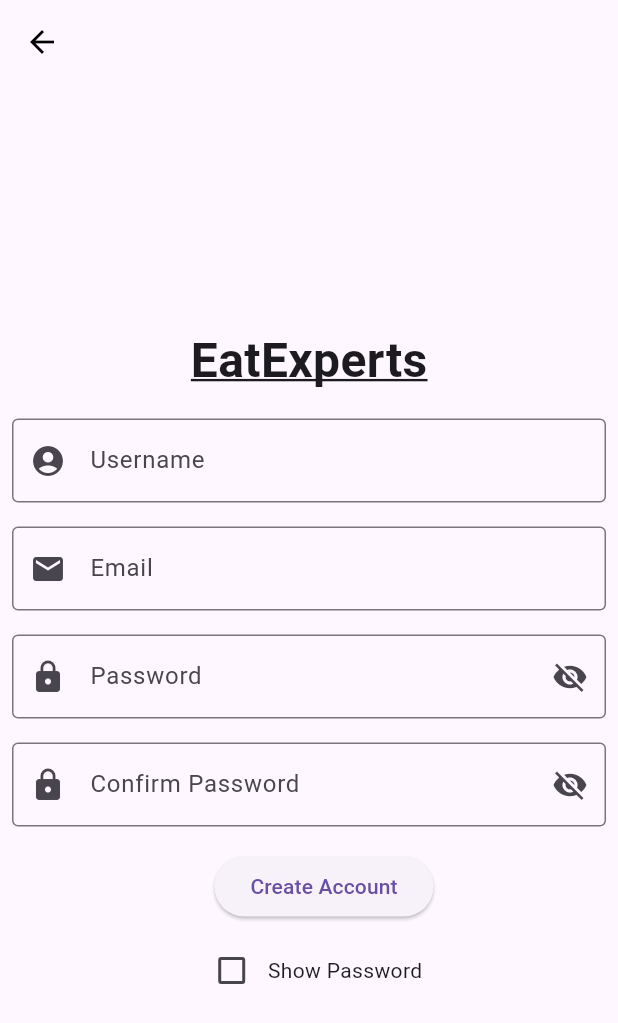
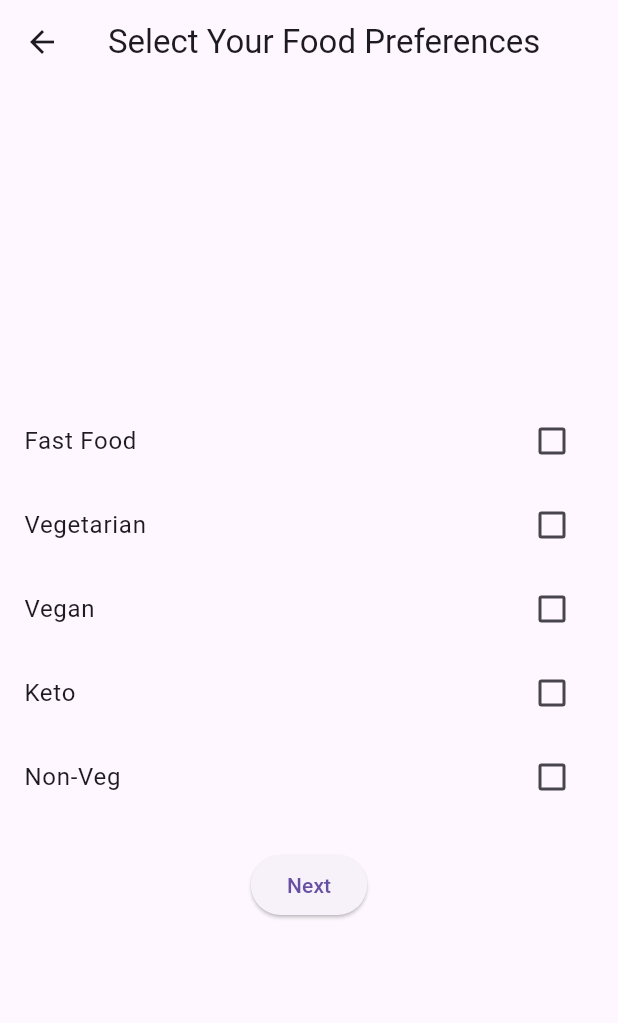
Before and after one commit to DavidOk14/EatExperts, a Flutter app: the SignupPage screen opened by its route, after a tap on "Create Account", on a phone screen of 412 x 824 dp. Shown: the top 1023 px of the screen. Run offline on Flutter 3.47's test engine with Material 3 defaults, Android fonts, the light colour scheme and no system bars; our stand-ins replace firebase_core, location; missing offline and left inert: window_size; accounts and stored records are empty.

Commit message:
Add preferences page and update routing

```diff
--- a/eatexperts/lib/Screens/Login/signup.dart
+++ b/eatexperts/lib/Screens/Login/signup.dart
@@ -15,7 +15,7 @@ class _SignupPageState extends State<SignupPage> {
         leading: IconButton(
           icon: Icon(Icons.arrow_back, color: Colors.black),
           onPressed: () {
-          Navigator.pushNamed(context, '/login');
+            Navigator.pushNamed(context, '/login');
           },
         ),
       ),
@@ -121,7 +121,8 @@ class _SignupPageState extends State<SignupPage> {
                     SizedBox(width: 20),
                     ElevatedButton(
                       onPressed: () {
-                        // Handle sign up
+                        // Handle sign up and navigate to preferences
+                        Navigator.pushNamed(context, '/preferences');
                       },
                       child: Text('Create Account'),
                     ),
--- /dev/null
+++ b/eatexperts/lib/Screens/Preferences/preferences.dart
@@ -0,0 +1,89 @@
+import 'package:flutter/material.dart';
+
+class PreferencesPage extends StatefulWidget {
+  @override
+  _PreferencesPageState createState() => _PreferencesPageState();
+}
+
+class _PreferencesPageState extends State<PreferencesPage> {
+  List<String> preferences = [];
+
+  @override
+  Widget build(BuildContext context) {
+    return Scaffold(
+      appBar: AppBar(
+        title: Text('Select Your Food Preferences'),
+      ),
+      body: Center(
+        child: Column(
+          mainAxisAlignment: MainAxisAlignment.center,
+          children: <Widget>[
+            CheckboxListTile(
+              title: Text('Fast Food'),
+              value: preferences.contains('Fast Food'),
+              onChanged: (bool? value) {
+                setState(() {
+                  value == true
+                      ? preferences.add('Fast Food')
+                      : preferences.remove('Fast Food');
+                });
+              },
+            ),
+            CheckboxListTile(
+              title: Text('Vegetarian'),
+              value: preferences.contains('Vegetarian'),
+              onChanged: (bool? value) {
+                setState(() {
+                  value == true
+                      ? preferences.add('Vegetarian')
+                      : preferences.remove('Vegetarian');
+                });
+              },
+            ),
+            CheckboxListTile(
+              title: Text('Vegan'),
+              value: preferences.contains('Vegan'),
+              onChanged: (bool? value) {
+                setState(() {
+                  value == true
+                      ? preferences.add('Vegan')
+                      : preferences.remove('Vegan');
+                });
+              },
+            ),
+            CheckboxListTile(
+              title: Text('Keto'),
+              value: preferences.contains('Keto'),
+              onChanged: (bool? value) {
+                setState(() {
+                  value == true
+                      ? preferences.add('Keto')
+                      : preferences.remove('Keto');
+                });
+              },
+            ),
+            CheckboxListTile(
+              title: Text('Non-Veg'),
+              value: preferences.contains('Non-Veg'),
+              onChanged: (bool? value) {
+                setState(() {
+                  value == true
+                      ? preferences.add('Non-Veg')
+                      : preferences.remove('Non-Veg');
+                });
+              },
+            ),
+            SizedBox(height: 20),
+            ElevatedButton(
+              onPressed: () {
+                // Save preferences and navigate to home page
+                Navigator.pushNamed(context, '/home');
+              },
+              child: Text('Next'),
+            ),
+          ],
+        ),
+      ),
+    );
+  }
+}
--- a/eatexperts/lib/main.dart
+++ b/eatexperts/lib/main.dart
@@ -2,6 +2,8 @@
 import 'package:eatexperts/Screens/Login/signup.dart';
 import 'package:eatexperts/Screens/Login/login.dart';
 import 'package:eatexperts/Screens/Startup/SplashScreen.dart';
+import 'package:eatexperts/Screens/Preferences/preferences.dart';
+import 'package:eatexperts/Screens/Home/home.dart'; // Add import for Home Page
 
 // Window Management
 import 'package:flutter/foundation.dart';
@@ -12,41 +14,35 @@ import 'dart:io' show Platform;
 // Firebase
 import 'package:firebase_core/firebase_core.dart';
 
-
-Future<void> main() async
-{
+Future<void> main() async {
   WidgetsFlutterBinding.ensureInitialized();
   setDesktopWindowSize();
 
   //await Firebase.initializeApp();
 
-
   runApp(EatExperts());
 }
 
-Future<void> setDesktopWindowSize() async
-{
+Future<void> setDesktopWindowSize() async {
   // If running on a non-Mobile Device set size of window
-    if(!(Platform.isIOS || Platform.isAndroid || kIsWeb))
-    {
+  if (!(Platform.isIOS || Platform.isAndroid || kIsWeb)) {
     setWindowTitle("EatExperts");
     setWindowMinSize(const Size(540, 960));
     setWindowMaxSize(const Size(540, 960));
   }
 }
 
-class EatExperts extends StatelessWidget
-{
+class EatExperts extends StatelessWidget {
   @override
-  Widget build(BuildContext context)
-  {
+  Widget build(BuildContext context) {
     return MaterialApp(
       debugShowCheckedModeBanner: false,
       routes: {
         '/login': (context) => LoginPage(),
         '/signup': (context) => SignupPage(),
         '/splashscreen': (context) => SplashScreen(),
-        // Other routes if any
+        '/preferences': (context) => PreferencesPage(),
+        '/home': (context) => HomePage(), // Add the home route
       },
       theme: ThemeData(
         primarySwatch: Colors.blue,
```
Also changed, not shown: eatexperts/lib/Screens/Home/home.dart (added, +15 -0 lines), 14 other files. Lines whose indentation alone changed are shown as unchanged.
